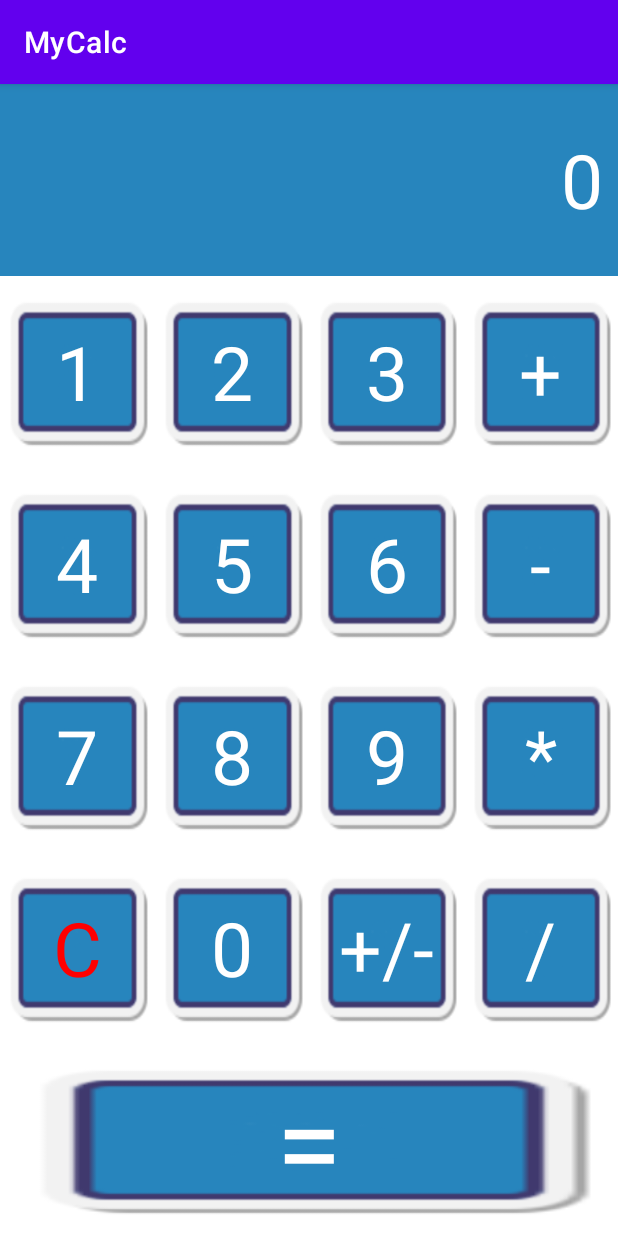
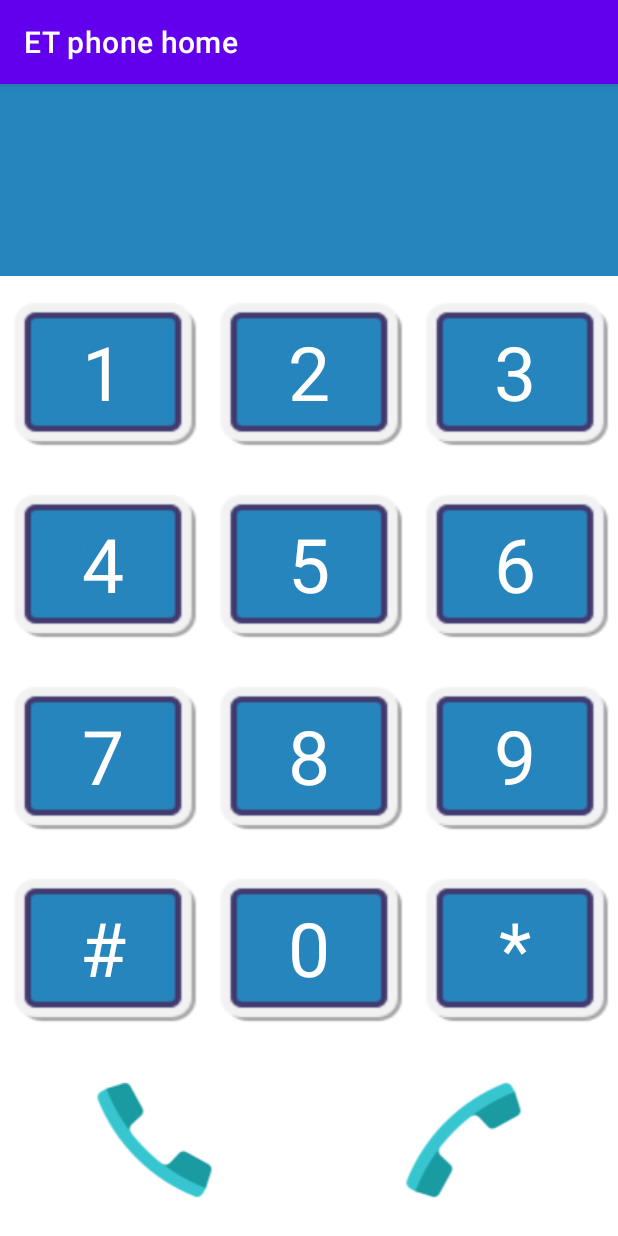
Before and after one commit to zeev-mindali/class-145, an Android app: the screen it shows after launch (MainActivity), on a phone screen of 412 x 824 dp. Run offline under Robolectric (Android 15) with nearby library versions, the phone set to English and light mode, and no system bars.

Commit message:
my android program

```diff
--- a/app/src/main/AndroidManifest.xml
+++ b/app/src/main/AndroidManifest.xml
@@ -4,9 +4,9 @@
 
     <application
         android:allowBackup="true"
-        android:icon="@mipmap/ic_launcher"
-        android:label="@string/app_name"
-        android:roundIcon="@mipmap/ic_launcher_round"
+        android:icon="@mipmap/dialer"
+        android:label="ET phone home"
+        android:roundIcon="@mipmap/dialer"
         android:supportsRtl="true"
         android:theme="@style/Theme.MyCalc">
         <activity
--- a/app/src/main/res/layout/activity_main.xml
+++ b/app/src/main/res/layout/activity_main.xml
@@ -12,7 +12,7 @@
             <TextView
                 android:layout_width="match_parent"
                 android:layout_height="match_parent"
-                android:text="0"
+                android:text=""
                 android:textSize="50sp"
                 android:gravity="right|center_vertical"
                 android:id="@+id/result"
@@ -77,23 +77,7 @@
 
 
         </RelativeLayout>
-        <RelativeLayout
-            android:layout_width="match_parent"
-            android:layout_height="match_parent"
-            android:layout_weight="1"
-            android:id="@+id/plus"
-            android:onClick="onClick"
-            android:background="@drawable/btn_back">
 
-            <TextView
-                android:layout_width="wrap_content"
-                android:layout_height="wrap_content"
-                android:layout_centerInParent="true"
-                android:text="+"
-                android:textColor="#fff"
-                android:textSize="50sp" />
-
-        </RelativeLayout>
 
     </LinearLayout>
     <LinearLayout
@@ -152,23 +136,7 @@
 
 
         </RelativeLayout>
-        <RelativeLayout
-            android:layout_width="match_parent"
-            android:layout_height="match_parent"
-            android:layout_weight="1"
-            android:id="@+id/minus"
-            android:onClick="onClick"
-            android:background="@drawable/btn_back">
 
-            <TextView
-                android:layout_width="wrap_content"
-                android:layout_height="wrap_content"
-                android:layout_centerInParent="true"
-                android:text="-"
-                android:textColor="#fff"
-                android:textSize="50sp" />
-
-        </RelativeLayout>
     </LinearLayout>
     <LinearLayout
         android:layout_width="match_parent"
@@ -226,23 +194,7 @@
 
 
         </RelativeLayout>
-        <RelativeLayout
-            android:layout_width="match_parent"
-            android:layout_height="match_parent"
-            android:layout_weight="1"
-            android:id="@+id/multiply"
-            android:onClick="onClick"
-            android:background="@drawable/btn_back">
 
-            <TextView
-                android:layout_width="wrap_content"
-                android:layout_height="wrap_content"
-                android:layout_centerInParent="true"
-                android:text="*"
-                android:textColor="#fff"
-                android:textSize="50sp" />
-
-        </RelativeLayout>
     </LinearLayout>
     <LinearLayout
         android:layout_width="match_parent"
@@ -253,7 +205,7 @@
             android:layout_width="match_parent"
             android:layout_height="match_parent"
             android:layout_weight="1"
-            android:id="@+id/clr"
+            android:id="@+id/hashtag"
             android:onClick="onClick"
             android:background="@drawable/btn_back">
 
@@ -261,8 +213,8 @@
                 android:layout_width="wrap_content"
                 android:layout_height="wrap_content"
                 android:layout_centerInParent="true"
-                android:text="C"
-                android:textColor="#f00"
+                android:text="#"
+                android:textColor="#fff"
                 android:textSize="50sp" />
 
         </RelativeLayout>
@@ -287,7 +239,7 @@
             android:layout_width="match_parent"
             android:layout_height="match_parent"
             android:layout_weight="1"
-            android:id="@+id/plusminus"
+            android:id="@+id/astrix"
             android:onClick="onClick"
             android:background="@drawable/btn_back">
 
@@ -295,45 +247,41 @@
                 android:layout_width="wrap_content"
                 android:layout_height="wrap_content"
                 android:layout_centerInParent="true"
-                android:text="+/-"
+                android:text="*"
                 android:textColor="#fff"
                 android:textSize="50sp" />
 
 
         </RelativeLayout>
-        <RelativeLayout
-            android:layout_width="match_parent"
-            android:layout_height="match_parent"
-            android:layout_weight="1"
-            android:id="@+id/divide"
-            android:onClick="onClick"
-            android:background="@drawable/btn_back">
 
-            <TextView
-                android:layout_width="wrap_content"
-                android:layout_height="wrap_content"
-                android:layout_centerInParent="true"
-                android:text="/"
-                android:textColor="#fff"
-                android:textSize="50sp" />
-
-        </RelativeLayout>
     </LinearLayout>
-    <RelativeLayout
+    <LinearLayout
         android:layout_width="match_parent"
         android:layout_height="match_parent"
         android:layout_weight="1"
         android:id="@+id/equal"
         android:gravity="center"
         android:onClick="onClick"
-        android:background="@drawable/btn_back">
+        android:background="#fff"
+        android:orientation="horizontal"
+        >
 
-        <TextView
+        <ImageView
             android:layout_width="wrap_content"
             android:layout_height="wrap_content"
-            android:layout_centerVertical="true"
-            android:text="="
-            android:textColor="#fff"
-            android:textSize="80sp" />
-    </RelativeLayout>
+            android:src="@drawable/dial"
+            android:id="@+id/dial"
+            android:layout_weight="1"
+            android:onClick="onClick"
+            />
+        <ImageView
+            android:layout_width="wrap_content"
+            android:layout_height="wrap_content"
+            android:src="@drawable/hang_up"
+            android:id="@+id/hangup"
+            android:layout_weight="1"
+            android:onClick="onClick"
+            />
+
+    </LinearLayout>
 </LinearLayout>
```
Also changed, not shown: app/src/main/java/com/example/mycalc/MainActivity.java (+26 -100 lines), app/src/main/res/drawable/dial.png (added), app/src/main/res/drawable/hang_up.png (added), app/src/main/res/mipmap-xhdpi/dialer.webp (added).
